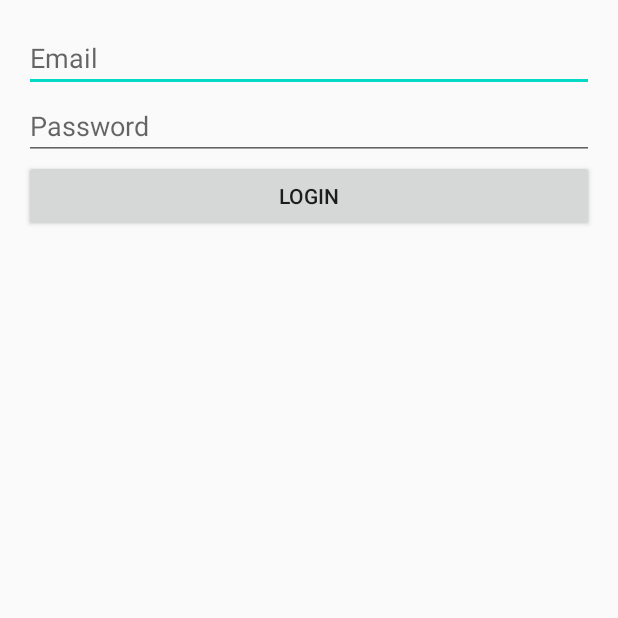
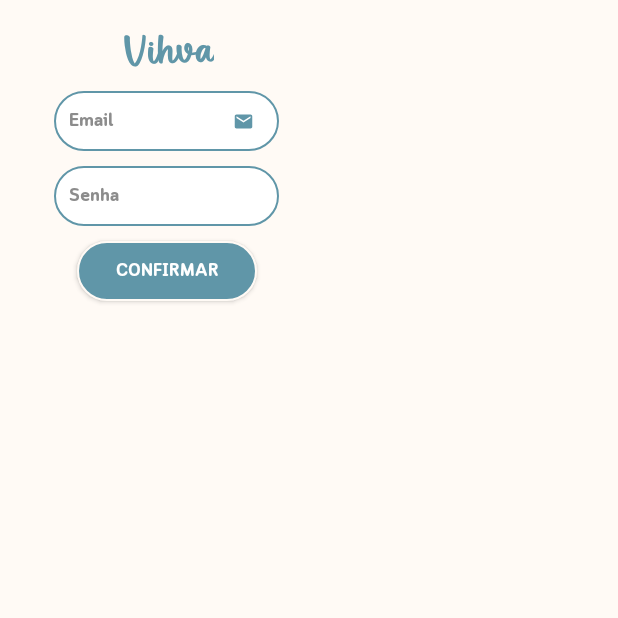
Before and after one commit to Pedrolbtb/Vihva-Watch, an Android app: the screen it shows after launch (Login), on a phone screen of 412 x 824 dp, the top half of it. Run offline under Robolectric (Android 15) with nearby library versions, the phone set to English and light mode, and no system bars; our stand-ins replace Firebase (no records; nobody signed in at launch, a user with empty details on screens opened directly).

Commit message:
tela de login terminada

```diff
--- /dev/null
+++ b/app/src/main/res/drawable/button.xml
@@ -0,0 +1,6 @@
+<?xml version="1.0" encoding="utf-8"?>
+<shape xmlns:android="http://schemas.android.com/apk/res/android" >
+    <corners android:radius="20dp"/>
+    <solid android:color="@color/Letras"/>
+    <stroke android:color="@color/off_white" android:width="1dp"/>
+</shape>
--- /dev/null
+++ b/app/src/main/res/drawable/edit_text.xml
@@ -0,0 +1,8 @@
+<?xml version="1.0" encoding="utf-8"?>
+<shape xmlns:android="http://schemas.android.com/apk/res/android">
+
+    <solid android:color="@color/white"/>
+    <corners android:radius="20dp"/>
+    <stroke android:color="@color/Letras" android:width="1dp"/>
+
+</shape>
--- /dev/null
+++ b/app/src/main/res/drawable/ic_email.xml
@@ -0,0 +1,5 @@
+<vector android:height="14dp" android:tint="@color/Letras"
+    android:viewportHeight="24" android:viewportWidth="24"
+    android:width="14dp" xmlns:android="http://schemas.android.com/apk/res/android">
+    <path android:fillColor="@color/Letras" android:pathData="M20,4L4,4c-1.1,0 -1.99,0.9 -1.99,2L2,18c0,1.1 0.9,2 2,2h16c1.1,0 2,-0.9 2,-2L22,6c0,-1.1 -0.9,-2 -2,-2zM20,8l-8,5 -8,-5L4,6l8,5 8,-5v2z"/>
+</vector>
--- a/app/src/main/res/layout/activity_login.xml
+++ b/app/src/main/res/layout/activity_login.xml
@@ -3,28 +3,82 @@
     xmlns:tools="http://schemas.android.com/tools"
     android:layout_width="match_parent"
     android:layout_height="match_parent"
+    xmlns:app="http://schemas.android.com/apk/res-auto"
     android:orientation="vertical"
+    android:background="@color/off_white"
     android:padding="16dp">
 
-    <EditText
-        android:id="@+id/etEmail"
+    <TextView
+        android:id="@+id/titulo_login"
+        style="@style/Titulo"
+        android:layout_width="wrap_content"
+        android:textSize="30sp"
+        android:layout_marginStart="65dp"
+        android:text="Vihva" />
+
+    <com.google.android.material.textfield.TextInputLayout
+        android:id="@+id/layout_email"
         android:layout_width="match_parent"
         android:layout_height="wrap_content"
-        android:hint="Email"
-        android:inputType="textEmailAddress" />
+        android:layout_marginTop="10dp"
+        android:layout_marginStart="20dp"
+        android:elevation="3dp"
+        app:hintEnabled="false"
+        app:endIconTint="@color/Letras"
+        app:endIconMode="custom"
+        app:endIconDrawable="@drawable/ic_email">
 
-    <EditText
-        android:id="@+id/etPassword"
+        <com.google.android.material.textfield.TextInputEditText
+            android:id="@+id/etEmail"
+            style="@style/Edit_Text_Login"
+            android:layout_height="40dp"
+            android:layout_width="150dp"
+            android:drawableTint="@color/Letras"
+            android:hint="Email"
+            android:inputType="textEmailAddress"
+            android:maxLength="70"
+            android:padding="10dp"
+            android:nextFocusForward="@id/layout_senha"
+            android:textColor="@color/Letras"
+            android:textColorHint="@color/hint" />
+
+    </com.google.android.material.textfield.TextInputLayout>
+
+    <com.google.android.material.textfield.TextInputLayout
+        android:id="@+id/layout_senha"
         android:layout_width="match_parent"
         android:layout_height="wrap_content"
-        android:hint="Password"
-        android:inputType="textPassword"
-        tools:ignore="WearPasswordInput" />
+        android:elevation="3dp"
+        android:hint="Senha"
+        app:hintEnabled="false"
+        android:layout_marginTop="10dp"
+        app:passwordToggleEnabled="false">
+
+        <!--edit text da senha -->
+        <com.google.android.material.textfield.TextInputEditText
+            android:id="@+id/etPassword"
+            style="@style/Edit_Text_Login"
+            android:layout_height="40dp"
+            android:layout_width="150dp"
+            android:layout_marginStart="20dp"
+            android:hint="Senha"
+            android:padding="10dp"
+            android:textColor="@color/Letras"
+            android:textColorHint="@color/hint"
+            android:inputType="textPassword"
+             />
+
+    </com.google.android.material.textfield.TextInputLayout>
 
     <Button
         android:id="@+id/btnLogin"
-        android:layout_width="match_parent"
-        android:layout_height="wrap_content"
-        android:text="Login" />
+        style="@style/Button"
+        android:textColor="@color/white"
+        android:layout_width="120dp"
+        android:layout_height="40dp"
+        android:text="Confirmar"
+        android:layout_marginTop="10dp"
+        android:layout_marginStart="35dp"
+        />
 
 </LinearLayout>
--- a/app/src/main/res/values/styles.xml
+++ b/app/src/main/res/values/styles.xml
@@ -15,4 +15,33 @@
         <item name="colorPrimaryDark">@color/purple_700</item>
         <item name="colorAccent">@color/teal_200</item>
     </style>
+
+    <style name="Button">
+        <item name="android:layout_width">match_parent</item>
+        <item name="android:layout_height">wrap_content</item>
+        <item name="android:background">@drawable/button</item>
+        <item name="android:textSize">12sp</item>
+        <item name="android:textColor">@color/Letras</item>
+        <item name="fontFamily">@font/cloudsoft_bold_700</item>
+    </style>
+
+    <style name="Edit_Text_Login">
+        <!--limita a quantidade de caracteres-->
+        <item name="android:maxLength">25</item>
+        <!--puxando o style drawlable/edittext-->
+        <item name="android:background">@drawable/edit_text</item>
+        <item name="android:inputType">textEmailAddress</item>
+        <item name="android:textColor">@color/Letras</item>
+        <item name="android:textSize">12sp</item>
+        <item name="fontFamily">@font/cloudsoft_bold_700</item>
+    </style>
+
+    <style name="Titulo">
+        <item name="android:layout_width">wrap_content</item>
+        <item name="android:layout_height">wrap_content</item>
+        <item name="android:gravity">center</item>
+        <item name="android:textColor">@color/Letras</item>
+        <item name="fontFamily">@font/peanut_butter</item>
+    </style>
+
 </resources>
```
Also changed, not shown: app/src/main/res/font/cloudsoft_bold_700.otf (added), app/src/main/res/font/cloudsoft_light_300.otf (added), app/src/main/res/font/peanut_butter.otf (added).
